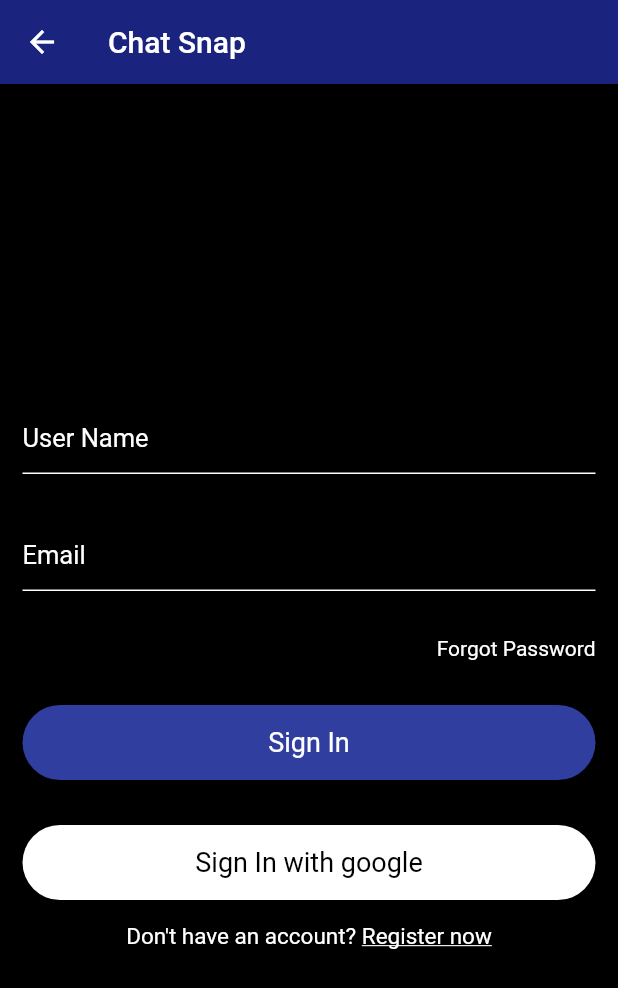
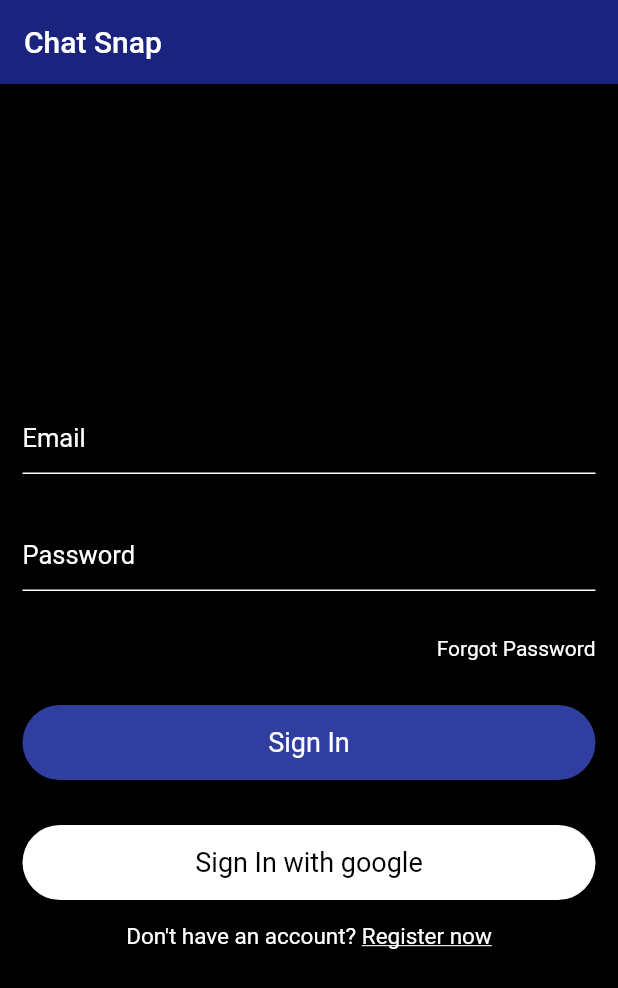
Before and after one commit to Shehan82/Chat-Snap, a Flutter app: the SignIn screen opened directly, on a phone screen of 412 x 824 dp. Shown: the top 988 px of the screen. Run offline on Flutter 3.47's test engine with Material 2 defaults, Android fonts, the phone set to English and light mode, and no system bars; our stand-ins replace firebase_auth, firebase_core, firebase_database; accounts and stored records are empty.

Commit message:
signIn page done

```diff
--- a/lib/main.dart
+++ b/lib/main.dart
@@ -21,6 +21,6 @@ class MyApp extends StatelessWidget {
         theme: ThemeData(
           primarySwatch: Colors.blue,
         ),
-        home: Database());
+        home: SignIn());
   }
 }
--- a/lib/signIn.dart
+++ b/lib/signIn.dart
@@ -1,3 +1,4 @@
+import 'package:chat_app/auth.dart';
 import 'package:flutter/material.dart';
 
 class SignIn extends StatefulWidget {
@@ -6,6 +7,26 @@ class SignIn extends StatefulWidget {
 }
 
 class _SignInState extends State<SignIn> {
+  AuthMethods authMethods = new AuthMethods();
+  TextEditingController emailTEC = new TextEditingController();
+  TextEditingController passwordTEC = new TextEditingController();
+
+  bool isLoading = false;
+
+  final formKey = GlobalKey<FormState>();
+
+  signMeIn() {
+    if (formKey.currentState.validate()) {
+      setState(() {
+        isLoading = true;
+      });
+
+      authMethods
+          .signInWithEmailAndPassword(emailTEC.text, passwordTEC.text)
+          .then((value) => print(value));
+    }
+  }
+
   @override
   Widget build(BuildContext context) {
     return Scaffold(
@@ -23,13 +44,25 @@ class _SignInState extends State<SignIn> {
             // mainAxisSize: MainAxisSize.max,
             mainAxisAlignment: MainAxisAlignment.center,
             children: [
+              Form(
+                  key: formKey,
+                  child: Column(
+                    children: [
                       Container(
                         padding: EdgeInsets.all(15),
-                child: TextField(
-                  // controller: userNameTEC,
+                        child: TextFormField(
+                          validator: (val) {
+                            return RegExp(
+                                        r"^[a-zA-Z0-9.a-zA-Z0-9.!#$%&'*+-/=?^_`{|}~]+@[a-zA-Z0-9]+\.[a-zA-Z]+")
+                                    .hasMatch(val)
+                                ? null
+                                : "please enter the valid email";
+                          },
+                          controller: emailTEC,
                           decoration: InputDecoration(
-                      hintText: "User Name",
-                      hintStyle: TextStyle(color: Colors.white, fontSize: 17),
+                              hintText: "Email",
+                              hintStyle:
+                                  TextStyle(color: Colors.white, fontSize: 17),
                               enabledBorder: UnderlineInputBorder(
                                   borderSide: BorderSide(color: Colors.white))),
                           style: TextStyle(color: Colors.white),
@@ -37,16 +70,25 @@ class _SignInState extends State<SignIn> {
                       ),
                       Container(
                         padding: EdgeInsets.all(15),
-                child: TextField(
-                  // controller: emailTEC,
+                        child: TextFormField(
+                          validator: (val) {
+                            return val.length > 6
+                                ? null
+                                : "Please provide passowrd greater than 6";
+                          },
+                          obscureText: true,
+                          controller: passwordTEC,
                           decoration: InputDecoration(
-                      hintText: "Email",
-                      hintStyle: TextStyle(color: Colors.white, fontSize: 17),
+                              hintText: "Password",
+                              hintStyle:
+                                  TextStyle(color: Colors.white, fontSize: 17),
                               enabledBorder: UnderlineInputBorder(
                                   borderSide: BorderSide(color: Colors.white))),
                           style: TextStyle(color: Colors.white),
                         ),
                       ),
+                    ],
+                  )),
               SizedBox(
                 height: 15,
               ),
@@ -66,6 +108,10 @@ class _SignInState extends State<SignIn> {
                 width: double.infinity,
                 margin: EdgeInsets.all(15),
                 height: 50,
+                child: InkWell(
+                  onTap: () {
+                    signMeIn();
+                  },
                   child: Container(
                     width: double.infinity,
                     alignment: Alignment.center,
@@ -76,6 +122,7 @@ class _SignInState extends State<SignIn> {
                     decoration: BoxDecoration(
                         color: Colors.indigo[700],
                         borderRadius: BorderRadius.circular(25)),
+                  ),
                 ),
               ),
               Container(
```
Lines whose indentation alone changed are shown as unchanged.
